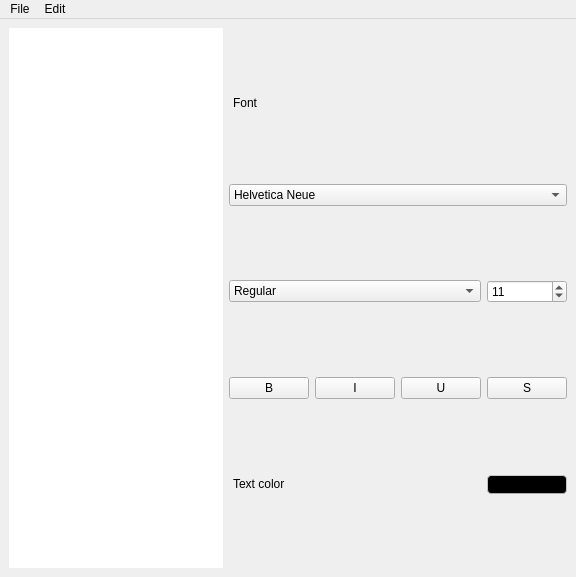
Qt form QT_Text_editor/main_window.ui (bshanae/__misc) before a commit.
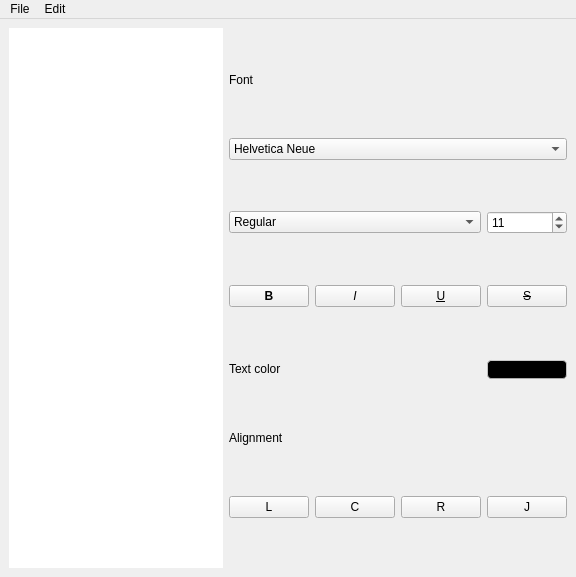
The same form after that commit.

Diff of the .ui file:
```diff
--- a/QT_Text_editor/main_window.ui
+++ b/QT_Text_editor/main_window.ui
@@ -42,8 +42,21 @@
         <property name="leftMargin">
          <number>0</number>
         </property>
+        <item row="7" column="2">
+         <widget class="QPushButton" name="button_align_right">
+          <property name="text">
+           <string>R</string>
+          </property>
+         </widget>
+        </item>
         <item row="2" column="0" colspan="4">
          <widget class="QComboBox" name="combo_font_family">
+          <property name="sizePolicy">
+           <sizepolicy hsizetype="MinimumExpanding" vsizetype="Fixed">
+            <horstretch>0</horstretch>
+            <verstretch>0</verstretch>
+           </sizepolicy>
+          </property>
           <property name="styleSheet">
            <string notr="true"/>
           </property>
@@ -79,20 +92,53 @@
           </item>
          </widget>
         </item>
-        <item row="4" column="3">
-         <widget class="QPushButton" name="pushButton_2">
+        <item row="4" column="0">
+         <widget class="QPushButton" name="button_bold">
+          <property name="styleSheet">
+           <string notr="true">font-weight : bold;</string>
+          </property>
           <property name="text">
-           <string>S</string>
+           <string>B</string>
           </property>
          </widget>
         </item>
         <item row="4" column="1">
-         <widget class="QPushButton" name="pushButton_3">
+         <widget class="QPushButton" name="button_italic">
+          <property name="styleSheet">
+           <string notr="true">font-style : italic;</string>
+          </property>
           <property name="text">
            <string>I</string>
           </property>
          </widget>
         </item>
+        <item row="0" column="0" colspan="4">
+         <widget class="QLabel" name="label_font">
+          <property name="sizePolicy">
+           <sizepolicy hsizetype="Preferred" vsizetype="Fixed">
+            <horstretch>0</horstretch>
+            <verstretch>0</verstretch>
+           </sizepolicy>
+          </property>
+          <property name="styleSheet">
+           <string notr="true">
+</string>
+          </property>
+          <property name="text">
+           <string>Font</string>
+          </property>
+         </widget>
+        </item>
+        <item row="4" column="2">
+         <widget class="QPushButton" name="button_underline">
+          <property name="styleSheet">
+           <string notr="true"> text-decoration : underline;</string>
+          </property>
+          <property name="text">
+           <string>U</string>
+          </property>
+         </widget>
+        </item>
         <item row="3" column="0" colspan="3">
          <widget class="QComboBox" name="combo_font_type">
           <item>
@@ -127,40 +173,17 @@
           </item>
          </widget>
         </item>
-        <item row="3" column="3">
-         <widget class="QSpinBox" name="spin_font">
-          <property name="value">
-           <number>11</number>
-          </property>
-         </widget>
-        </item>
-        <item row="0" column="0" colspan="4">
-         <widget class="QLabel" name="label">
-          <property name="sizePolicy">
-           <sizepolicy hsizetype="Preferred" vsizetype="Fixed">
-            <horstretch>0</horstretch>
-            <verstretch>0</verstretch>
-           </sizepolicy>
-          </property>
-          <property name="styleSheet">
-           <string notr="true">margin-left : 1px;</string>
-          </property>
+        <item row="7" column="3">
+         <widget class="QPushButton" name="button_align_justify">
           <property name="text">
-           <string>Font</string>
+           <string>J</string>
           </property>
          </widget>
         </item>
-        <item row="4" column="0">
-         <widget class="QPushButton" name="pushButton">
+        <item row="7" column="1">
+         <widget class="QPushButton" name="button_align_center">
           <property name="text">
-           <string>B</string>
-          </property>
-         </widget>
-        </item>
-        <item row="4" column="2">
-         <widget class="QPushButton" name="pushButton_4">
-          <property name="text">
-           <string>U</string>
+           <string>C</string>
           </property>
          </widget>
         </item>
@@ -199,13 +222,50 @@
            </sizepolicy>
           </property>
           <property name="styleSheet">
-           <string notr="true">margin-left : 1px;</string>
+           <string notr="true"/>
           </property>
           <property name="text">
            <string>Text color</string>
           </property>
          </widget>
         </item>
+        <item row="4" column="3">
+         <widget class="QPushButton" name="button_crossed">
+          <property name="styleSheet">
+           <string notr="true"> text-decoration : line-through;</string>
+          </property>
+          <property name="text">
+           <string>S</string>
+          </property>
+         </widget>
+        </item>
+        <item row="3" column="3">
+         <widget class="QSpinBox" name="spin_font">
+          <property name="value">
+           <number>11</number>
+          </property>
+         </widget>
+        </item>
+        <item row="7" column="0">
+         <widget class="QPushButton" name="button_align_left">
+          <property name="text">
+           <string>L</string>
+          </property>
+         </widget>
+        </item>
+        <item row="6" column="0" colspan="4">
+         <widget class="QLabel" name="label_alignment">
+          <property name="sizePolicy">
+           <sizepolicy hsizetype="Preferred" vsizetype="Fixed">
+            <horstretch>0</horstretch>
+            <verstretch>0</verstretch>
+           </sizepolicy>
+          </property>
+          <property name="text">
+           <string>Alignment</string>
+          </property>
+         </widget>
+        </item>
        </layout>
       </item>
      </layout>
```
Left out of the diff: 6 changed lines with no effect on the pictures.
